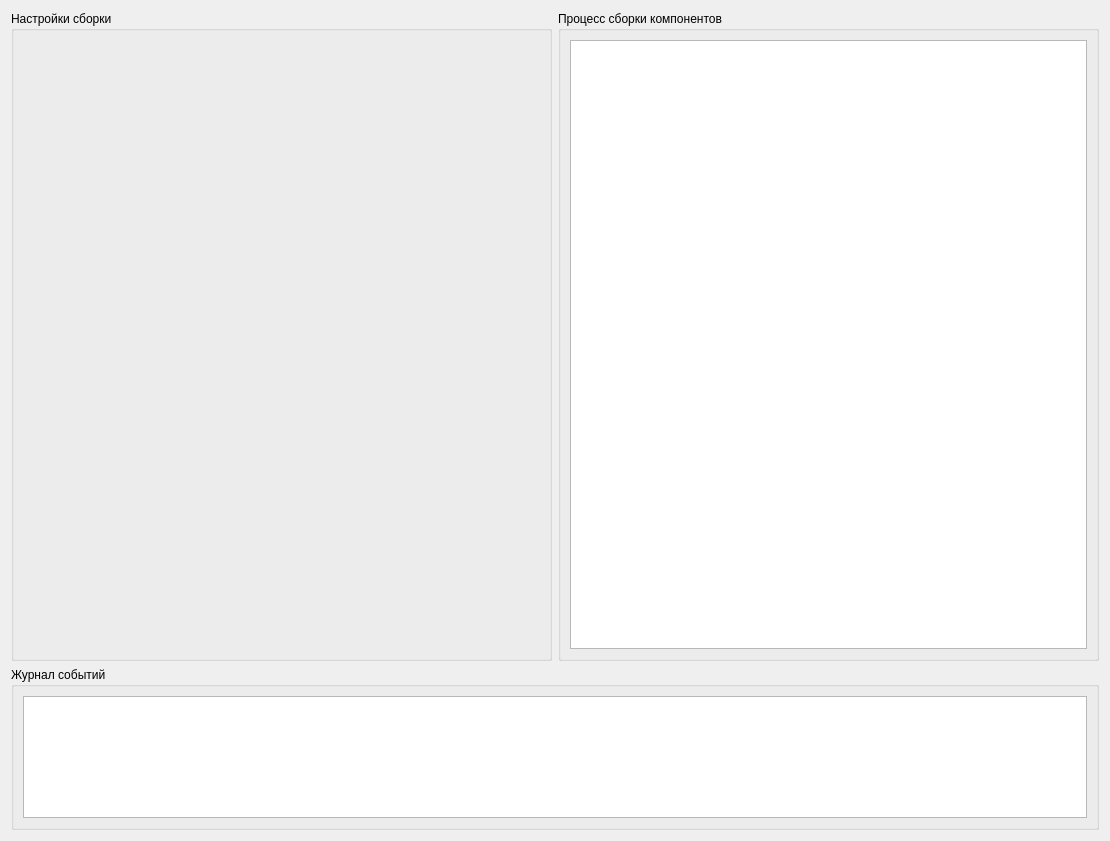
Old version of the form prebuild/res/main.ui in the repository Ingener74/Jupiter.
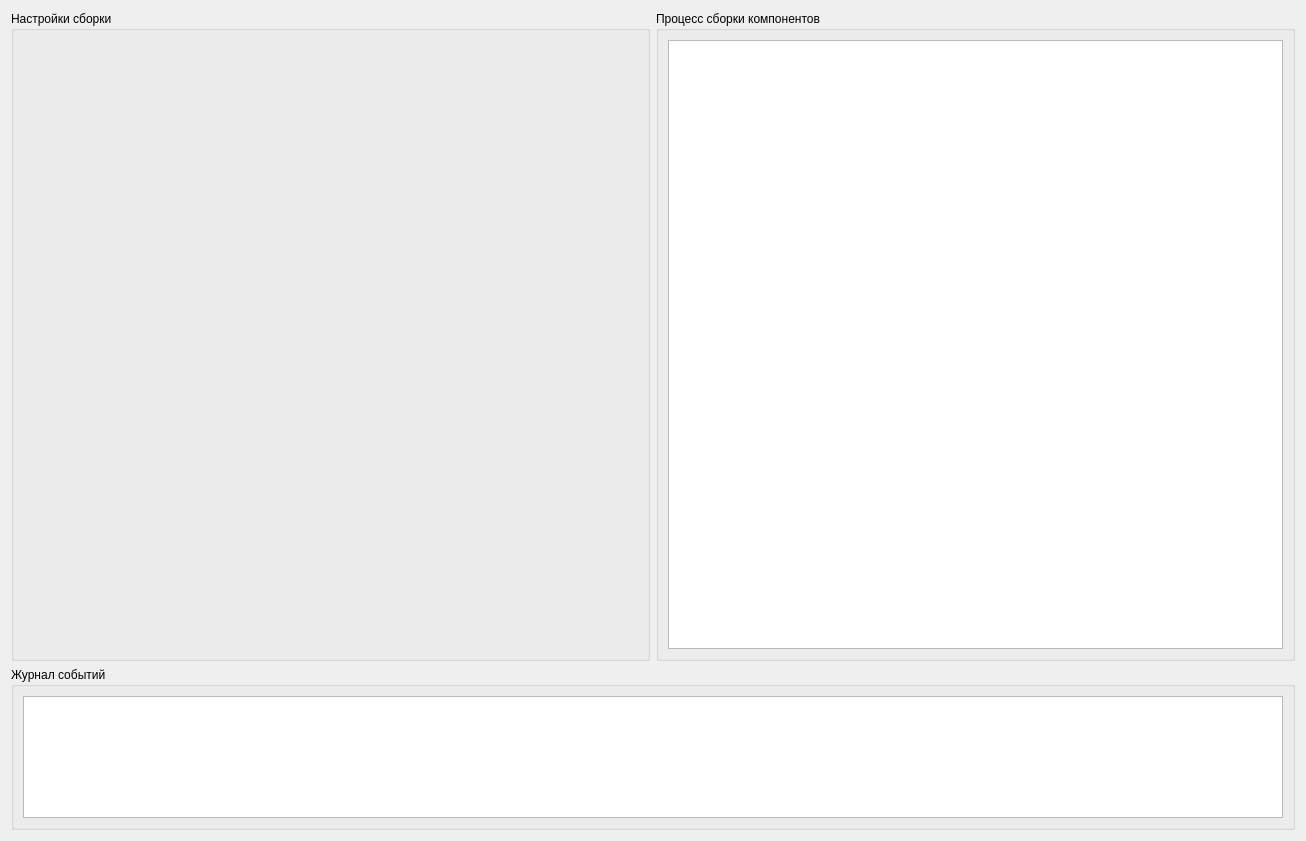
New version of the form. Icons and pictures are not drawn.

```diff
--- a/prebuild/res/main.ui
+++ b/prebuild/res/main.ui
@@ -6,7 +6,7 @@
    <rect>
     <x>0</x>
     <y>0</y>
-    <width>1110</width>
+    <width>1306</width>
     <height>841</height>
    </rect>
   </property>
```
